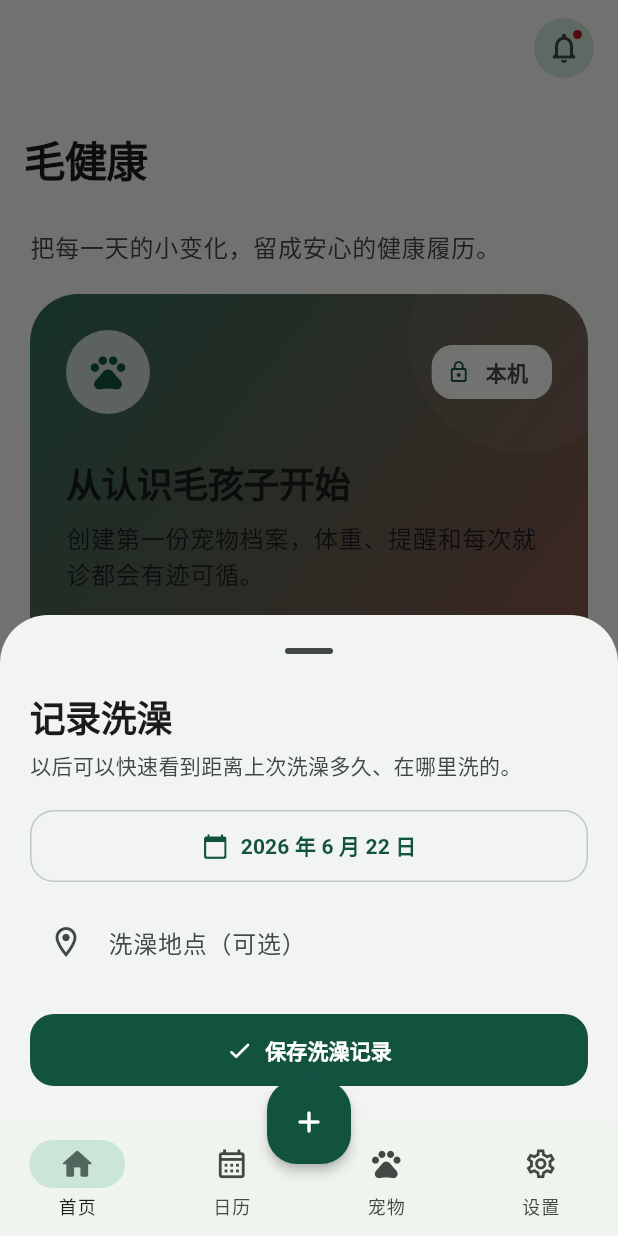
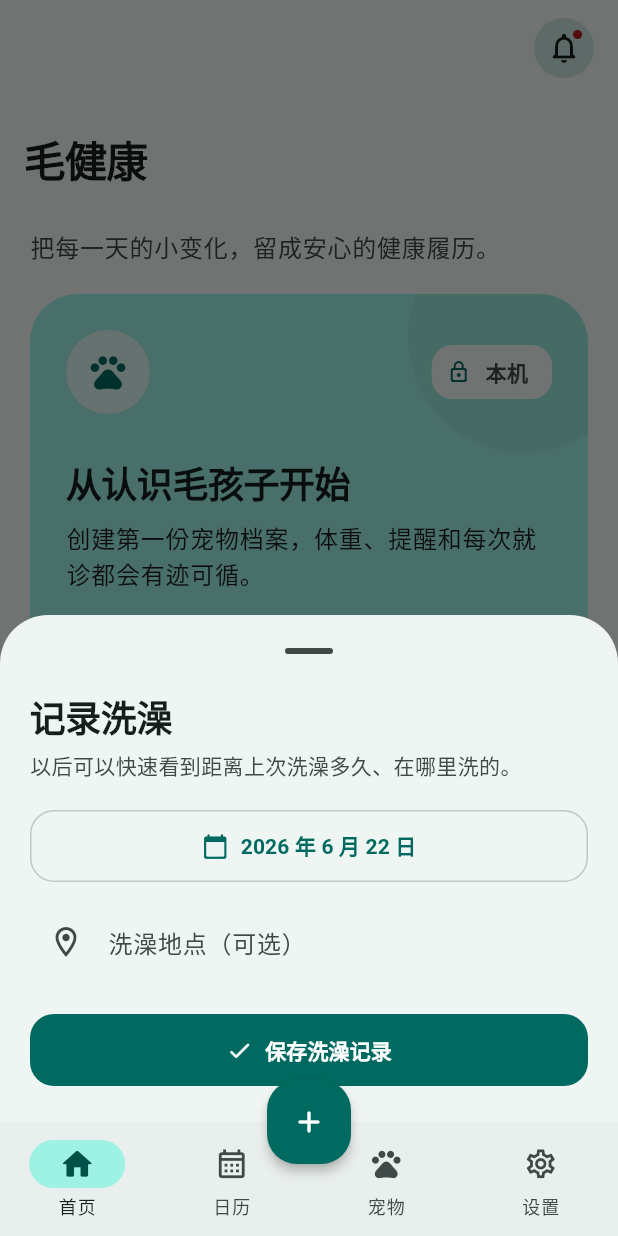
Before and after one commit to Q-LL/pet-health, a Flutter app: the screen it shows after launch, after a tap on "洗澡", on a phone screen of 412 x 824 dp. Run offline on Flutter 3.47's test engine with Material 3 defaults, Android fonts, the phone set to English and light mode, and no system bars; our stand-ins replace flutter_riverpod, go_router.

Commit message:
style: align palette with Material 3 color roles

```diff
--- a/lib/app/theme.dart
+++ b/lib/app/theme.dart
@@ -1,7 +1,7 @@
 import 'package:flutter/material.dart';
 
 abstract final class AppTheme {
-  static const _seed = Color(0xFF2F6B57);
+  static const _seed = Color(0xFF006A60);
 
   static ThemeData get light => _build(Brightness.light);
   static ThemeData get dark => _build(Brightness.dark);
@@ -10,18 +10,14 @@ abstract final class AppTheme {
     final scheme = ColorScheme.fromSeed(
       seedColor: _seed,
       brightness: brightness,
-      dynamicSchemeVariant: DynamicSchemeVariant.fidelity,
+      dynamicSchemeVariant: DynamicSchemeVariant.tonalSpot,
     );
-
-    final isLight = brightness == Brightness.light;
 
     return ThemeData(
       useMaterial3: true,
       colorScheme: scheme,
-      scaffoldBackgroundColor: isLight
-          ? const Color(0xFFF7F9F5)
-          : const Color(0xFF101512),
-      canvasColor: isLight ? const Color(0xFFF7F9F5) : const Color(0xFF101512),
+      scaffoldBackgroundColor: scheme.surface,
+      canvasColor: scheme.surface,
       splashFactory: InkSparkle.splashFactory,
       textTheme: ThemeData(brightness: brightness).textTheme.copyWith(
         displaySmall: const TextStyle(
@@ -55,17 +51,15 @@ abstract final class AppTheme {
       ),
       navigationBarTheme: NavigationBarThemeData(
         height: 76,
-        backgroundColor: isLight
-            ? const Color(0xFFF0F4EF)
-            : scheme.surfaceContainer,
-        indicatorColor: scheme.secondaryContainer,
+        backgroundColor: scheme.surfaceContainer,
+        indicatorColor: scheme.primaryContainer,
         elevation: 0,
         labelBehavior: NavigationDestinationLabelBehavior.alwaysShow,
         iconTheme: WidgetStateProperty.resolveWith(
           (states) => IconThemeData(
             size: states.contains(WidgetState.selected) ? 25 : 23,
             color: states.contains(WidgetState.selected)
-                ? scheme.onSecondaryContainer
+                ? scheme.onPrimaryContainer
                 : scheme.onSurfaceVariant,
           ),
         ),
@@ -102,8 +96,11 @@ abstract final class AppTheme {
         shape: RoundedRectangleBorder(borderRadius: BorderRadius.circular(14)),
         backgroundColor: scheme.surfaceContainerHigh,
       ),
-      dividerTheme: DividerThemeData(
-        color: scheme.outlineVariant.withValues(alpha: .65),
+      dividerTheme: DividerThemeData(color: scheme.outlineVariant),
+      appBarTheme: AppBarTheme(
+        backgroundColor: scheme.surface,
+        foregroundColor: scheme.onSurface,
+        surfaceTintColor: Colors.transparent,
       ),
       inputDecorationTheme: InputDecorationTheme(
         filled: true,
--- a/lib/features/calendar/presentation/calendar_page.dart
+++ b/lib/features/calendar/presentation/calendar_page.dart
@@ -50,9 +50,7 @@ class CalendarPage extends StatelessWidget {
           const SizedBox(height: 22),
           const SectionHeader('当天时间线'),
           Card(
-            color: Theme.of(
-              context,
-            ).colorScheme.secondaryContainer.withValues(alpha: .55),
+            color: Theme.of(context).colorScheme.secondaryContainer,
             child: const Padding(
               padding: EdgeInsets.all(24),
               child: Column(
--- a/lib/features/care/presentation/care_overview.dart
+++ b/lib/features/care/presentation/care_overview.dart
@@ -213,14 +213,7 @@ class _WalkCard extends ConsumerWidget {
       curve: AppMotion.emphasized,
       padding: const EdgeInsets.all(22),
       decoration: BoxDecoration(
-        gradient: isWalking
-            ? LinearGradient(
-                begin: Alignment.topLeft,
-                end: Alignment.bottomRight,
-                colors: [colors.primary, colors.tertiary],
-              )
-            : null,
-        color: isWalking ? null : colors.surfaceContainer,
+        color: isWalking ? colors.primary : colors.surfaceContainer,
         borderRadius: BorderRadius.circular(30),
       ),
       child: AnimatedSwitcher(
--- a/lib/features/care/presentation/care_plans_page.dart
+++ b/lib/features/care/presentation/care_plans_page.dart
@@ -98,11 +98,7 @@ class _ControlBanner extends StatelessWidget {
     return Container(
       padding: const EdgeInsets.all(20),
       decoration: BoxDecoration(
-        gradient: LinearGradient(
-          begin: Alignment.topLeft,
-          end: Alignment.bottomRight,
-          colors: [colors.primaryContainer, colors.tertiaryContainer],
-        ),
+        color: colors.secondaryContainer,
         borderRadius: BorderRadius.circular(28),
       ),
       child: Row(
@@ -303,7 +299,7 @@ class _EnabledPlanCard extends StatelessWidget {
   Widget build(BuildContext context) {
     final colors = Theme.of(context).colorScheme;
     return Card(
-      color: colors.primaryContainer.withValues(alpha: .65),
+      color: colors.primaryContainer,
       child: ListTile(
         contentPadding: const EdgeInsets.symmetric(
           horizontal: 18,
--- a/lib/features/home/presentation/home_page.dart
+++ b/lib/features/home/presentation/home_page.dart
@@ -83,11 +83,7 @@ class _WelcomeHero extends StatelessWidget {
     return Container(
       clipBehavior: Clip.antiAlias,
       decoration: BoxDecoration(
-        gradient: LinearGradient(
-          begin: Alignment.topLeft,
-          end: Alignment.bottomRight,
-          colors: [colors.primaryContainer, colors.tertiaryContainer],
-        ),
+        color: colors.primaryContainer,
         borderRadius: BorderRadius.circular(32),
       ),
       child: Stack(
@@ -222,8 +218,8 @@ class _QuickActions extends ConsumerWidget {
       (
         Icons.grid_view_rounded,
         '更多记录',
-        colors.errorContainer,
-        colors.onErrorContainer,
+        colors.surfaceContainerHigh,
+        colors.onSurface,
         () {},
       ),
     ];
@@ -412,7 +408,7 @@ class _InsightCard extends StatelessWidget {
     return Container(
       padding: const EdgeInsets.all(20),
       decoration: BoxDecoration(
-        color: colors.secondaryContainer.withValues(alpha: .65),
+        color: colors.secondaryContainer,
         borderRadius: BorderRadius.circular(28),
       ),
       child: Row(
--- a/lib/features/pets/presentation/pets_page.dart
+++ b/lib/features/pets/presentation/pets_page.dart
@@ -13,11 +13,7 @@ class PetsPage extends StatelessWidget {
       subtitle: '每只宠物都有独立、连续的健康履历。',
       child: Container(
         decoration: BoxDecoration(
-          gradient: LinearGradient(
-            begin: Alignment.topLeft,
-            end: Alignment.bottomRight,
-            colors: [colors.primaryContainer, colors.secondaryContainer],
-          ),
+          color: colors.tertiaryContainer,
           borderRadius: BorderRadius.circular(32),
         ),
         child: Padding(
```
